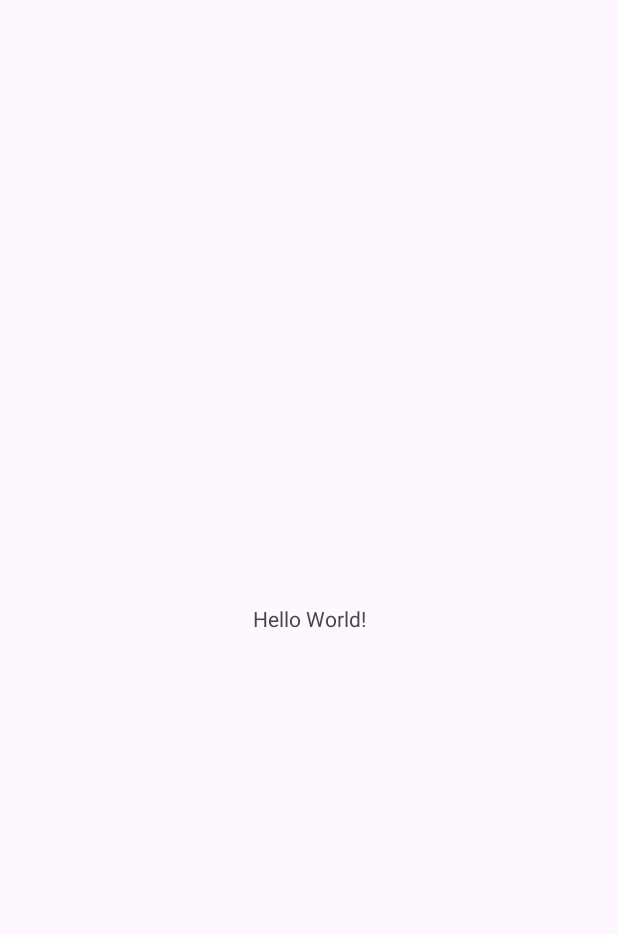
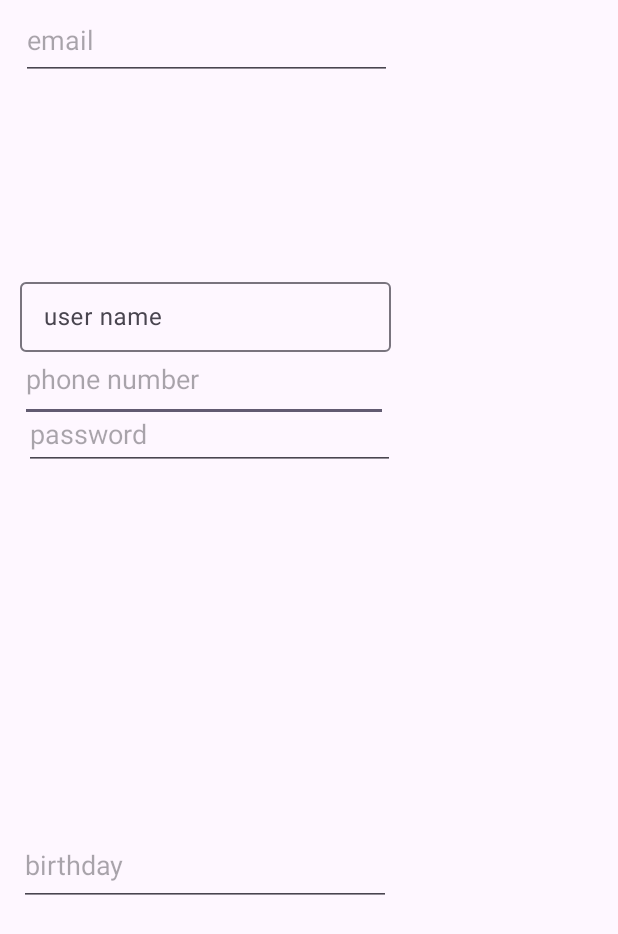
Before and after one commit to shachar07/SchoolProject, an Android app: the screen it shows after launch (MainActivity), on a phone screen of 412 x 824 dp. Before the commit the part shown is almost empty. Shown: the top 934 px of the screen. Run offline under Robolectric (Android 15) with nearby library versions, the phone set to English and light mode, and no system bars.

Commit message:
added user name passwoed phone number email and date

```diff
--- a/app/src/main/res/layout/activity_main.xml
+++ b/app/src/main/res/layout/activity_main.xml
@@ -7,13 +7,76 @@
     android:layout_height="match_parent"
     tools:context=".MainActivity">
 
-    <TextView
-        android:layout_width="wrap_content"
-        android:layout_height="wrap_content"
-        android:text="Hello World!"
+    <EditText
+        android:id="@+id/editTextPhone"
+        android:layout_width="245dp"
+        android:layout_height="57dp"
+        android:ems="10"
+        android:hint="phone number"
+        android:inputType="phone"
+        app:layout_constraintBottom_toTopOf="@+id/editTextDate"
+        app:layout_constraintEnd_toEndOf="parent"
+        app:layout_constraintHorizontal_bias="0.078"
+        app:layout_constraintStart_toStartOf="parent"
+        app:layout_constraintTop_toBottomOf="@+id/editTextTextEmailAddress2"
+        app:layout_constraintVertical_bias="0.388" />
+
+    <EditText
+        android:id="@+id/editTextTextEmailAddress2"
+        android:layout_width="247dp"
+        android:layout_height="53dp"
+        android:ems="10"
+        android:hint="email"
+        android:inputType="textEmailAddress"
+        app:layout_constraintEnd_toEndOf="parent"
+        app:layout_constraintHorizontal_bias="0.085"
+        app:layout_constraintStart_toStartOf="parent"
+        tools:layout_editor_absoluteY="275dp" />
+
+    <com.google.android.material.textfield.TextInputLayout
+        android:id="@+id/textInputLayout"
+        android:layout_width="247dp"
+        android:layout_height="52dp"
+        android:hint="user name"
         app:layout_constraintBottom_toBottomOf="parent"
         app:layout_constraintEnd_toEndOf="parent"
+        app:layout_constraintHorizontal_bias="0.079"
         app:layout_constraintStart_toStartOf="parent"
-        app:layout_constraintTop_toTopOf="parent" />
+        app:layout_constraintTop_toTopOf="parent"
+        app:layout_constraintVertical_bias="0.237">
+
+        <com.google.android.material.textfield.TextInputEditText
+            android:layout_width="match_parent"
+            android:layout_height="wrap_content" />
+
+    </com.google.android.material.textfield.TextInputLayout>
+
+    <EditText
+        android:id="@+id/editTextTextPassword"
+        android:layout_width="247dp"
+        android:layout_height="47dp"
+        android:layout_marginTop="31dp"
+        android:ems="10"
+        android:hint="password"
+        android:inputType="textPassword"
+        app:layout_constraintBottom_toTopOf="@+id/editTextTextEmailAddress2"
+        app:layout_constraintEnd_toEndOf="parent"
+        app:layout_constraintHorizontal_bias="0.097"
+        app:layout_constraintStart_toStartOf="parent"
+        app:layout_constraintTop_toBottomOf="@+id/textInputLayout"
+        app:layout_constraintVertical_bias="0.0" />
+
+    <EditText
+        android:id="@+id/editTextDate"
+        android:layout_width="248dp"
+        android:layout_height="54dp"
+        android:layout_marginBottom="220dp"
+        android:ems="10"
+        android:hint="birthday"
+        android:inputType="date"
+        app:layout_constraintBottom_toBottomOf="parent"
+        app:layout_constraintEnd_toEndOf="parent"
+        app:layout_constraintHorizontal_bias="0.079"
+        app:layout_constraintStart_toStartOf="parent" />
 
 </androidx.constraintlayout.widget.ConstraintLayout>
```
